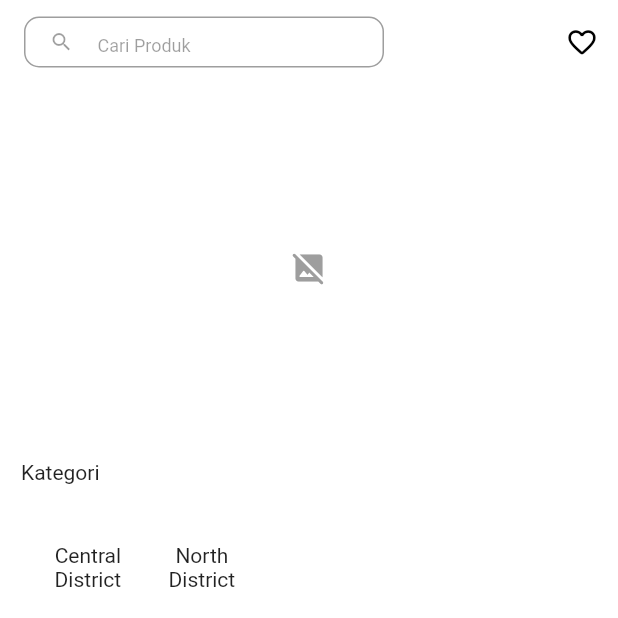
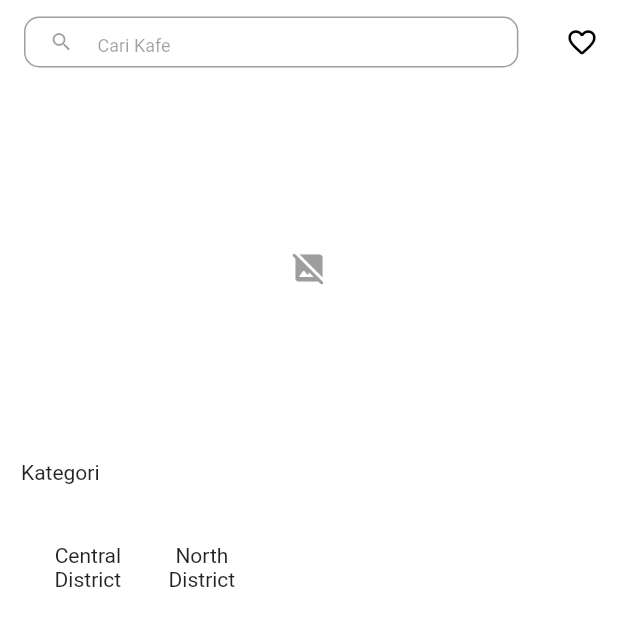
Before and after one commit to alfaisaldwi/cafe_cirebon, a Flutter app: the screen it shows after launch, on a phone screen of 412 x 824 dp, the top half of it. Run offline on Flutter 3.47's test engine with Material 2 defaults, Android fonts, the phone set to English and light mode, and no system bars; drawn by our look-alikes of cached_network_image, carousel_slider; our stand-ins replace get, loading_animation_widget, shimmer; missing offline and left inert: search_page; network calls fail.

Commit message:
fix search bar

```diff
--- a/lib/app/modules/home/controllers/home_controller.dart
+++ b/lib/app/modules/home/controllers/home_controller.dart
@@ -3,7 +3,10 @@ import 'package:get/get.dart';
 class HomeController extends GetxController {
   //TODO: Implement HomeController
 
-  List caraosel = ['https://radarcirebon.disway.id/upload/7ae51109cf523833c1f3f0e63be3c8de.PNG','https://radarcirebon.disway.id//upload/ad43ddb6bd74d152485dc028b9d0f9d2.PNG'];
+  List caraosel = [
+    'https://radarcirebon.disway.id/upload/7ae51109cf523833c1f3f0e63be3c8de.PNG',
+    'https://radarcirebon.disway.id//upload/ad43ddb6bd74d152485dc028b9d0f9d2.PNG'
+  ].obs;
   List category = [].obs;
   RxList<Map<String, dynamic>> cafeData = <Map<String, dynamic>>[
     {
--- a/lib/app/modules/home/views/home_view.dart
+++ b/lib/app/modules/home/views/home_view.dart
@@ -52,7 +52,7 @@ class HomeView extends GetView<HomeController> {
                 child: Row(
                   children: [
                     Container(
-                      width: 240,
+                      width: MediaQuery.of(context).size.width * .8,
                       height: 34,
                       decoration: BoxDecoration(
                         color: Colors.white,
@@ -67,7 +67,7 @@ class HomeView extends GetView<HomeController> {
                           contentPadding: EdgeInsets.fromLTRB(8, 0, 0, 4),
                           border: InputBorder
                               .none, // Hapus border pada input decoration TextField
-                          hintText: 'Cari Produk',
+                          hintText: 'Cari Kafe',
                           hintStyle: TextStyle(fontSize: 12),
                           prefixIcon: Icon(
                             Icons.search,
```
